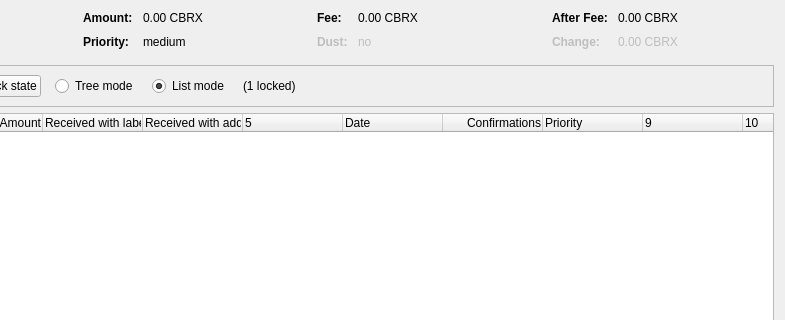
The window that src/qt/forms/coincontroldialog.ui (atomdax/Yotoken) describes before a commit, drawn with Qt 5; both pictures show x 169 to 954 and y 0 to 320 of the 954 by 500 pixel window.
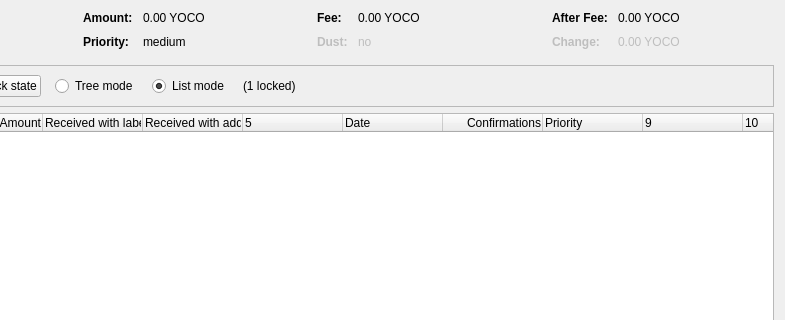
The same window after the commit. Custom widgets are drawn as their Qt base class.

```diff
--- a/src/qt/forms/coincontroldialog.ui
+++ b/src/qt/forms/coincontroldialog.ui
@@ -132,7 +132,7 @@
           <enum>Qt::ActionsContextMenu</enum>
          </property>
          <property name="text">
-          <string notr="true">0.00 CBRX</string>
+          <string notr="true">0.00 YOCO</string>
          </property>
          <property name="textInteractionFlags">
           <set>Qt::LinksAccessibleByMouse|Qt::TextSelectableByKeyboard|Qt::TextSelectableByMouse</set>
@@ -206,7 +206,7 @@
           <enum>Qt::ActionsContextMenu</enum>
          </property>
          <property name="text">
-          <string notr="true">0.00 CBRX</string>
+          <string notr="true">0.00 YOCO</string>
          </property>
          <property name="textInteractionFlags">
           <set>Qt::LinksAccessibleByMouse|Qt::TextSelectableByKeyboard|Qt::TextSelectableByMouse</set>
@@ -286,7 +286,7 @@
           <enum>Qt::ActionsContextMenu</enum>
          </property>
          <property name="text">
-          <string notr="true">0.00 CBRX</string>
+          <string notr="true">0.00 YOCO</string>
          </property>
          <property name="textInteractionFlags">
           <set>Qt::LinksAccessibleByMouse|Qt::TextSelectableByKeyboard|Qt::TextSelectableByMouse</set>
@@ -321,7 +321,7 @@
           <enum>Qt::ActionsContextMenu</enum>
          </property>
          <property name="text">
-          <string notr="true">0.00 CBRX</string>
+          <string notr="true">0.00 YOCO</string>
          </property>
          <property name="textInteractionFlags">
           <set>Qt::LinksAccessibleByMouse|Qt::TextSelectableByKeyboard|Qt::TextSelectableByMouse</set>
```
